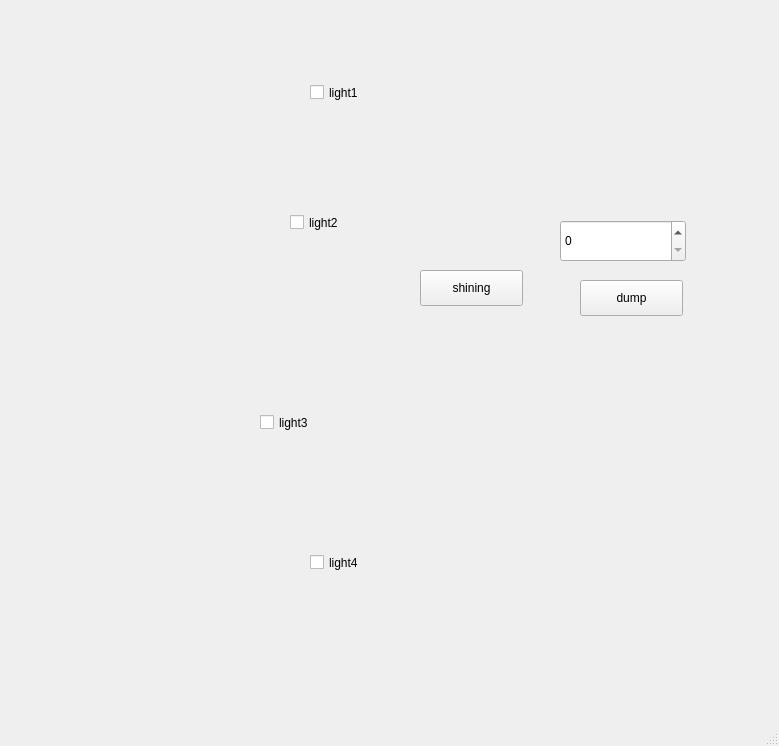
Old version of the form mainwindow.ui in the repository nonorze-VOXX/qt-bad.
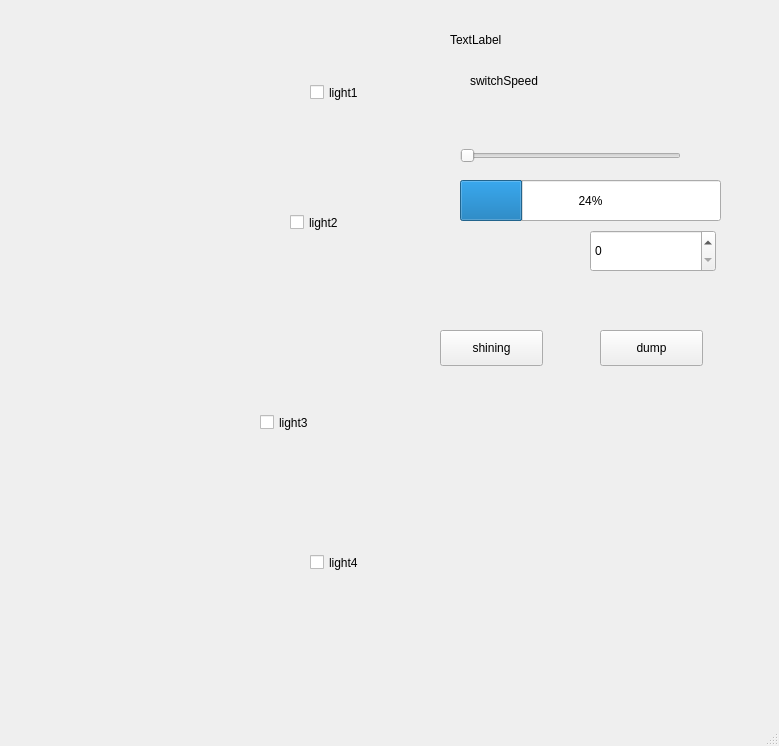
New version of the form. Icons and pictures are not drawn.

Commit message: can cchange shining speed by slider

Diff of the .ui file:
```diff
--- a/mainwindow.ui
+++ b/mainwindow.ui
@@ -145,8 +145,8 @@
    <widget class="QPushButton" name="shining">
     <property name="geometry">
      <rect>
-      <x>420</x>
-      <y>270</y>
+      <x>440</x>
+      <y>330</y>
       <width>103</width>
       <height>36</height>
      </rect>
@@ -158,8 +158,8 @@
    <widget class="QSpinBox" name="spinBox">
     <property name="geometry">
      <rect>
-      <x>560</x>
-      <y>220</y>
+      <x>590</x>
+      <y>230</y>
       <width>126</width>
       <height>42</height>
      </rect>
@@ -168,8 +168,8 @@
    <widget class="QPushButton" name="dump">
     <property name="geometry">
      <rect>
-      <x>580</x>
-      <y>280</y>
+      <x>600</x>
+      <y>330</y>
       <width>103</width>
       <height>36</height>
      </rect>
@@ -178,6 +178,58 @@
      <string>dump</string>
     </property>
    </widget>
+   <widget class="QLabel" name="switchSpeed">
+    <property name="geometry">
+     <rect>
+      <x>470</x>
+      <y>50</y>
+      <width>221</width>
+      <height>61</height>
+     </rect>
+    </property>
+    <property name="text">
+     <string>switchSpeed</string>
+    </property>
+   </widget>
+   <widget class="QSlider" name="speedSlider">
+    <property name="geometry">
+     <rect>
+      <x>460</x>
+      <y>140</y>
+      <width>221</width>
+      <height>31</height>
+     </rect>
+    </property>
+    <property name="orientation">
+     <enum>Qt::Horizontal</enum>
+    </property>
+   </widget>
+   <widget class="QProgressBar" name="speedBar">
+    <property name="geometry">
+     <rect>
+      <x>460</x>
+      <y>180</y>
+      <width>261</width>
+      <height>41</height>
+     </rect>
+    </property>
+    <property name="value">
+     <number>24</number>
+    </property>
+   </widget>
+   <widget class="QLabel" name="cout">
+    <property name="geometry">
+     <rect>
+      <x>450</x>
+      <y>30</y>
+      <width>66</width>
+      <height>19</height>
+     </rect>
+    </property>
+    <property name="text">
+     <string>TextLabel</string>
+    </property>
+   </widget>
   </widget>
   <widget class="QMenuBar" name="menubar">
    <property name="geometry">
```
The commit also changes 2 other files.
